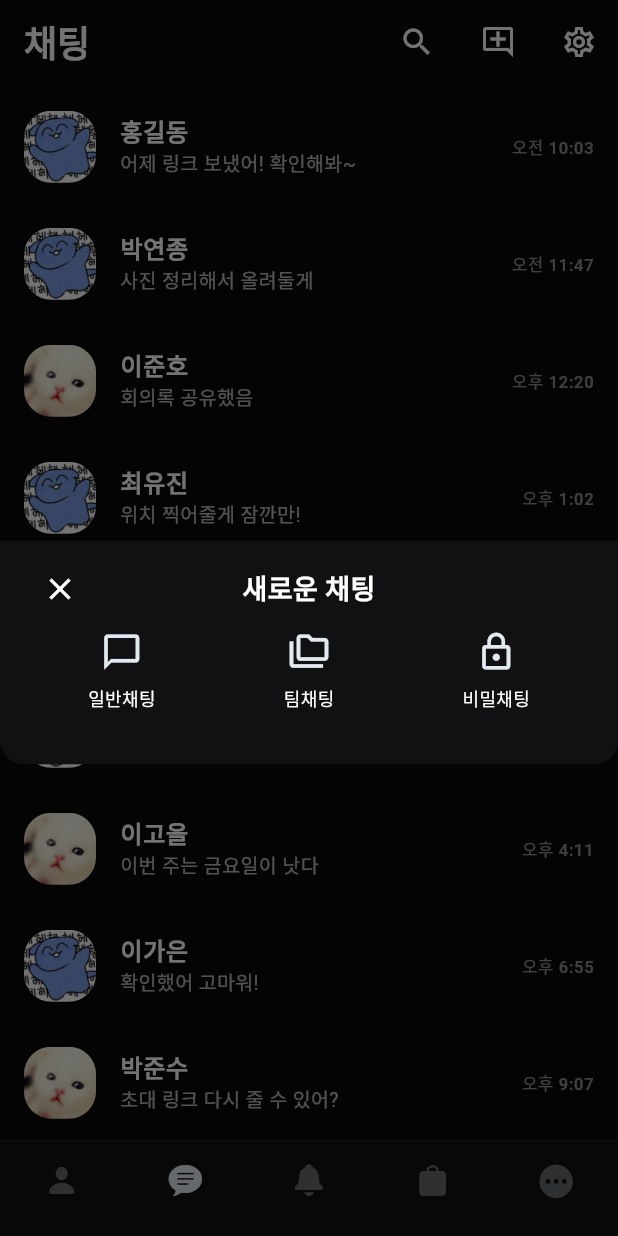
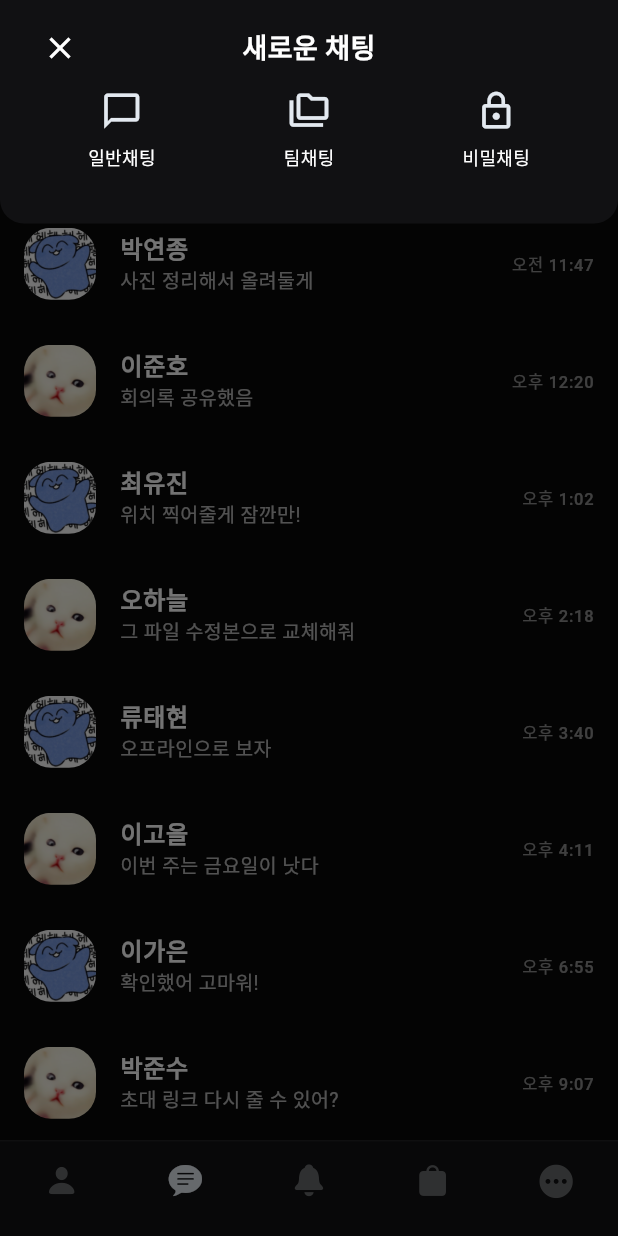
Before and after one commit to KakaoTalkClone/katalk, a Flutter app: the screen it shows after launch, scrolled down 182 dp, after a tap on the "add comment" icon, on a phone screen of 412 x 824 dp. Run offline on Flutter 3.47's test engine with Material 3 defaults, Android fonts, the phone set to English and light mode, and no system bars.

Commit message:
fix: 팝업 가운데 생기느 오류 수정

```diff
--- a/lib/features/chats/screens/chats_page.dart
+++ b/lib/features/chats/screens/chats_page.dart
@@ -36,12 +36,20 @@ class ChatsPage extends StatelessWidget {
           gap,
           IconButton(
             onPressed: () {
-              showModalBottomSheet(
+              showGeneralDialog(
                 context: context,
-                isScrollControlled: false,
-                backgroundColor: Colors.transparent,
+                barrierDismissible: true,
+                barrierLabel: 'dismiss',
                 barrierColor: Colors.black.withOpacity(0.55),
-                builder: (_) => const NewChatSheet(),
+                transitionDuration: const Duration(milliseconds: 220),
+                pageBuilder: (_, __, ___) => const NewChatSheet(),
+                transitionBuilder: (_, anim, __, child) {
+                  final offset = Tween<Offset>(
+                    begin: const Offset(0, -1),
+                    end: Offset.zero,
+                  ).animate(CurvedAnimation(parent: anim, curve: Curves.easeOutCubic));
+                  return SlideTransition(position: offset, child: child);
+                },
               );
             },
             tooltip: '새 대화',
@@ -77,7 +85,6 @@ class ChatsPage extends StatelessWidget {
           }
           final c = kDummyChats[index - 1];
           final name = c['name'] ?? '';
-
           return ChatListItem(
             avatar: c['avatar'] ?? '',
             name: name,
```
